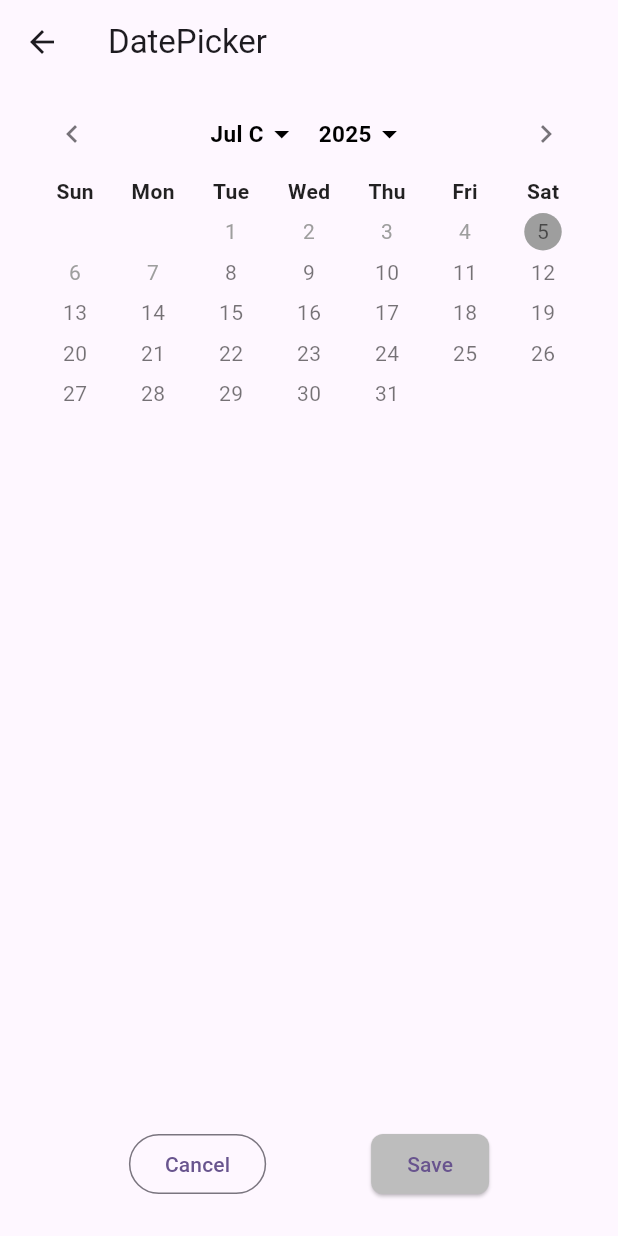
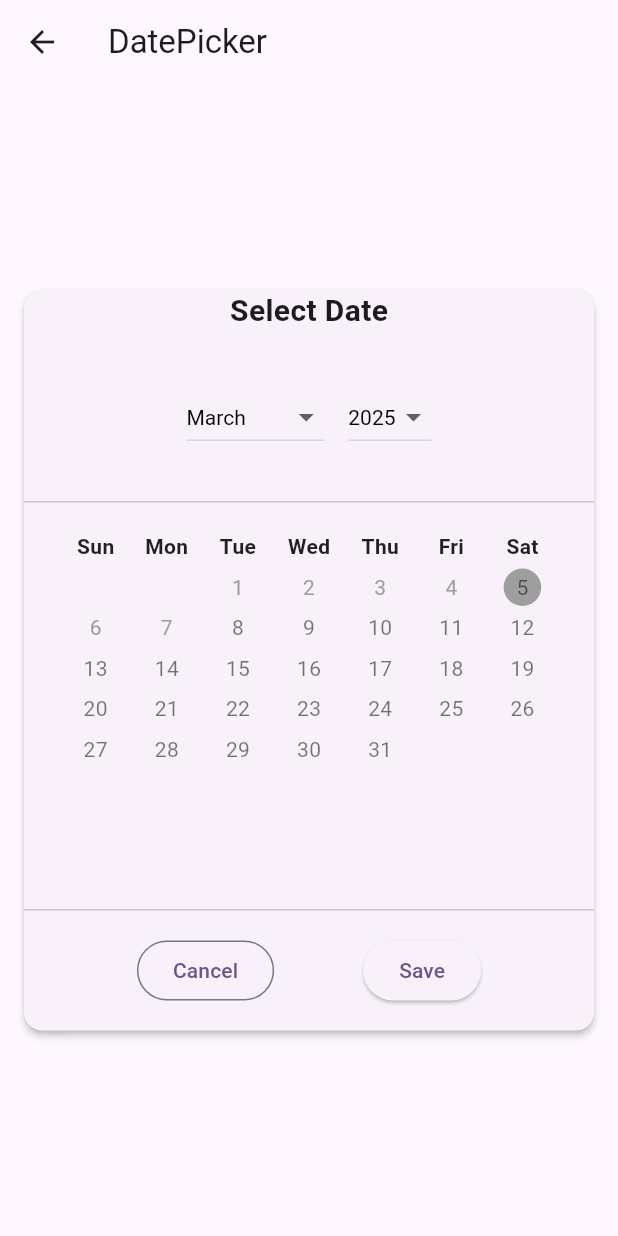
Before and after one commit to xymbia/flutter_realm, a Flutter app: the screen it shows after launch, after a tap on "Date Picker", on a phone screen of 412 x 824 dp. Run offline on Flutter 3.47's test engine with Material 3 defaults, Android fonts, the phone set to English and light mode, and no system bars; our stand-ins replace dotted_border, dropdown_button2, flutter_screenutil, logger.

Commit message:
- Updated Widget design

```diff
--- a/lib/screens/date_picker_example.dart
+++ b/lib/screens/date_picker_example.dart
@@ -18,62 +18,11 @@ class DatePickerPage extends StatefulWidget {
 class _SwitchTilePageState extends State<DatePickerPage> {
   bool switchValue = true;
 
-  @override
-  Widget build(BuildContext context) {
-    DateTime? selectedDate;
-    App.init(context);
-    ScreenUtil.init(context, designSize: const Size(390, 848));
-
-    return Scaffold(
-        appBar: AppBar(
-          title: const Text('DatePicker'),
-        ),
-        body: Padding(
-          padding: const EdgeInsets.symmetric(horizontal: 16.0, vertical: 8),
-          child: Column(
-            children: [
-              _buildSingleDatePickerWithValue(),
-              Spacer(),
-              Row(
-                mainAxisAlignment: MainAxisAlignment.spaceEvenly,
-                children: [
-                  OutlinedButton(
-                    onPressed: () {
-                      Navigator.pop(context);
-                    },
-                    child: Text('Cancel'),
-                  ),
-                  ElevatedButton(
-                    onPressed: () {
-                      // Save action
-                      if (selectedDate != null) {
-                        ScaffoldMessenger.of(context).showSnackBar(
-                          SnackBar(content: Text('Saved: $selectedDate')),
-                        );
-                      }
-                    },
-                    style: ElevatedButton.styleFrom(
-                      backgroundColor: selectedDate != null ? Colors.grey[800] : Colors.grey[400],
-                      shape: RoundedRectangleBorder(
-                        borderRadius: BorderRadius.circular(8),
-                      ),
-                    ),
-                    child: Text('Save'),
-                  ),
-                ],
-              ),
-              SizedBox(height: 16),
-            ],
-          ),
-        ));
-  }
-
-  List<DateTime?> _singleDatePickerValueWithDefaultValue = [
-    DateTime.now().add(const Duration(days: 1)),
-  ];
-
-  Widget _buildSingleDatePickerWithValue() {
   final config = DatePickerWidgetConfig(
+    calendarViewMode: DatePickerWidgetMode.day,
+    hideMonthPickerDividers: true,
+    hideScrollViewMonthWeekHeader: true,
+    hideScrollViewTopHeader: true,
     selectedDayHighlightColor: Colors.grey,
     selectedDayTextStyle: const TextStyle(
       color: Colors.black54,
@@ -100,7 +49,7 @@ class _SwitchTilePageState extends State<DatePickerPage> {
     disabledDayTextStyle: const TextStyle(
       color: Colors.grey,
     ),
-      centerAlignModePicker: true,
+    centerAlignModePicker: false,
     useAbbrLabelForMonthModePicker: true,
     modePickersGap: 0,
     modePickerTextHandler: ({required monthDate, isMonthPicker}) {
@@ -121,13 +70,155 @@ class _SwitchTilePageState extends State<DatePickerPage> {
             .isNegative &&
         day.isBefore(DateTime.now().add(const Duration(days: 30))),
   );
-    return SizedBox(
+
+  String selectedMonth = "March";
+  int selectedYear = 2025;
+
+  // List of months
+  final List<String> months = [
+    "January",
+    "February",
+    "March",
+    "April",
+    "May",
+    "June",
+    "July",
+    "August",
+    "September",
+    "October",
+    "November",
+    "December"
+  ];
+
+  // List of years (can be customized)
+  final List<int> years = List.generate(10, (index) => 2025 - index);
+
+  @override
+  Widget build(BuildContext context) {
+    DateTime? selectedDate;
+    App.init(context);
+    ScreenUtil.init(context, designSize: const Size(390, 848));
+
+    return Scaffold(
+        appBar: AppBar(
+          title: const Text('DatePicker'),
+        ),
+        body: Center(
+          child: SingleChildScrollView(
+            child: _buildSingleDatePickerWithValue(),
+          ),
+        ));
+  }
+
+  List<DateTime?> _singleDatePickerValueWithDefaultValue = [
+    DateTime.now().add(const Duration(days: 1)),
+  ];
+
+  Widget _buildSingleDatePickerWithValue() {
+    return Card(
+      elevation: 2,
+      margin: const EdgeInsets.symmetric(horizontal: 16, vertical: 8),
+      shape: RoundedRectangleBorder(
+        borderRadius: BorderRadius.circular(12),
+      ),
+      child: Column(
+        children: [
+          // Header section
+          const Text("Select Date",
+              style: TextStyle(
+                fontSize: 20,
+                fontWeight: FontWeight.w600,
+              )),
+          Padding(
+            padding: const EdgeInsets.all(16.0),
+            child: Padding(
+              padding: const EdgeInsets.all(16.0),
+              child: Row(
+                mainAxisAlignment: MainAxisAlignment.center,
+                children: [
+                  // Month Dropdown
+                  DropdownButton<String>(
+                    value: selectedMonth,
+                    onChanged: (String? newValue) {
+                      setState(() {
+                        selectedMonth = newValue!;
+                      });
+                    },
+                    items: months.map<DropdownMenuItem<String>>((String value) {
+                      return DropdownMenuItem<String>(
+                        value: value,
+                        child: Text(value),
+                      );
+                    }).toList(),
+                    icon: const Icon(Icons.arrow_drop_down),
+                    style: const TextStyle(color: Colors.black),
+                    underline: Container(
+                      height: 1,
+                      color: Colors.black12,
+                    ),
+                  ),
+                  const SizedBox(width: 16),
+
+                  // Year Dropdown
+                  DropdownButton<int>(
+                    value: selectedYear,
+                    onChanged: (int? newValue) {
+                      setState(() {
+                        selectedYear = newValue!;
+                      });
+                    },
+                    items: years.map<DropdownMenuItem<int>>((int value) {
+                      return DropdownMenuItem<int>(
+                        value: value,
+                        child: Text(value.toString()),
+                      );
+                    }).toList(),
+                    icon: Icon(Icons.arrow_drop_down),
+                    style: TextStyle(color: Colors.black),
+                    underline: Container(
+                      height: 1,
+                      color: Colors.black12,
+                    ),
+                  ),
+                ],
+              ),
+            ),
+          ),
+          const Divider(height: 1),
+
+          // Body section
+          Padding(
+            padding: const EdgeInsets.all(16.0),
             child: DatePickerWidget(
               displayedMonthDate: _singleDatePickerValueWithDefaultValue.first,
               config: config,
               value: _singleDatePickerValueWithDefaultValue,
-        onValueChanged: (dates) =>
-            setState(() => _singleDatePickerValueWithDefaultValue = dates),
+              onValueChanged: (dates) => setState(
+                  () => _singleDatePickerValueWithDefaultValue = dates),
+            ),
+          ),
+          Divider(height: 1),
+
+          // Footer section
+          Padding(
+            padding: const EdgeInsets.all(16.0),
+            child: Row(
+              mainAxisAlignment: MainAxisAlignment.spaceEvenly,
+              children: [
+                OutlinedButton(
+                  onPressed: () {
+                    Navigator.pop(context);
+                  },
+                  child: Text('Cancel'),
+                ),
+                ElevatedButton(
+                  onPressed: () {},
+                  child: Text('Save'),
+                ),
+              ],
+            ),
+          ),
+        ],
       ),
     );
   }
--- a/lib/widgets/_impl/_calendar_view.dart
+++ b/lib/widgets/_impl/_calendar_view.dart
@@ -323,51 +323,51 @@ class _CalendarViewState extends State<_CalendarView> {
     return Semantics(
       child: Column(
         children: <Widget>[
-          Container(
-            padding: widget.config.centerAlignModePicker != true
-                ? const EdgeInsetsDirectional.only(start: 16, end: 4)
-                : const EdgeInsetsDirectional.only(start: 8, end: 8),
-            height: (widget.config.controlsHeight ?? _subHeaderHeight),
-            child: Row(
-              children: <Widget>[
-                if (widget.config.centerAlignModePicker != true) const Spacer(),
-                if (widget.config.hideLastMonthIcon != true)
-                  IconButton(
-                    splashRadius: widget.config.dayMaxWidth != null
-                        ? widget.config.dayMaxWidth! * 2 / 3
-                        : null,
-                    icon: widget.config.lastMonthIcon ??
-                        Icon(widget.config.dayModeScrollDirection ==
-                                Axis.vertical
-                            ? Icons.keyboard_arrow_up
-                            : Icons.chevron_left),
-                    color: controlColor,
-                    tooltip: _isDisplayingFirstMonth
-                        ? null
-                        : _localizations.previousMonthTooltip,
-                    onPressed:
-                        _isDisplayingFirstMonth ? null : _handlePreviousMonth,
-                  ),
-                if (widget.config.centerAlignModePicker == true) const Spacer(),
-                if (widget.config.hideNextMonthIcon != true)
-                  IconButton(
-                    splashRadius: widget.config.dayMaxWidth != null
-                        ? widget.config.dayMaxWidth! * 2 / 3
-                        : null,
-                    icon: widget.config.nextMonthIcon ??
-                        Icon(widget.config.dayModeScrollDirection ==
-                                Axis.vertical
-                            ? Icons.keyboard_arrow_down
-                            : Icons.chevron_right),
-                    color: controlColor,
-                    tooltip: _isDisplayingLastMonth
-                        ? null
-                        : _localizations.nextMonthTooltip,
-                    onPressed: _isDisplayingLastMonth ? null : _handleNextMonth,
-                  ),
-              ],
-            ),
-          ),
+          // Container(
+          //   padding: widget.config.centerAlignModePicker != true
+          //       ? const EdgeInsetsDirectional.only(start: 16, end: 4)
+          //       : const EdgeInsetsDirectional.only(start: 8, end: 8),
+          //   height: (widget.config.controlsHeight ?? _subHeaderHeight),
+          //   child: Row(
+          //     children: <Widget>[
+          //       //if (widget.config.centerAlignModePicker != true) const Spacer(),
+          //       // if (widget.config.hideLastMonthIcon != true)
+          //       //   IconButton(
+          //       //     splashRadius: widget.config.dayMaxWidth != null
+          //       //         ? widget.config.dayMaxWidth! * 2 / 3
+          //       //         : null,
+          //       //     icon: widget.config.lastMonthIcon ??
+          //       //         Icon(widget.config.dayModeScrollDirection ==
+          //       //                 Axis.vertical
+          //       //             ? Icons.keyboard_arrow_up
+          //       //             : Icons.chevron_left),
+          //       //     color: controlColor,
+          //       //     tooltip: _isDisplayingFirstMonth
+          //       //         ? null
+          //       //         : _localizations.previousMonthTooltip,
+          //       //     onPressed:
+          //       //         _isDisplayingFirstMonth ? null : _handlePreviousMonth,
+          //       //   ),
+          //       //if (widget.config.centerAlignModePicker == true) const Spacer(),
+          //       // if (widget.config.hideNextMonthIcon != true)
+          //       //   IconButton(
+          //       //     splashRadius: widget.config.dayMaxWidth != null
+          //       //         ? widget.config.dayMaxWidth! * 2 / 3
+          //       //         : null,
+          //       //     icon: widget.config.nextMonthIcon ??
+          //       //         Icon(widget.config.dayModeScrollDirection ==
+          //       //                 Axis.vertical
+          //       //             ? Icons.keyboard_arrow_down
+          //       //             : Icons.chevron_right),
+          //       //     color: controlColor,
+          //       //     tooltip: _isDisplayingLastMonth
+          //       //         ? null
+          //       //         : _localizations.nextMonthTooltip,
+          //       //     onPressed: _isDisplayingLastMonth ? null : _handleNextMonth,
+          //       //   ),
+          //     ],
+          //   ),
+          // ),
           Expanded(
             child: FocusableActionDetector(
               shortcuts: _shortcutMap,
--- a/lib/widgets/_impl/_date_picker_mode_toggle_button.dart
+++ b/lib/widgets/_impl/_date_picker_mode_toggle_button.dart
@@ -111,14 +111,14 @@ class _DatePickerModeToggleButtonState
       height: (widget.config.controlsHeight ?? _subHeaderHeight),
       child: Row(
         children: <Widget>[
-          if (widget.mode == DatePickerWidgetMode.day &&
-              widget.config.centerAlignModePicker == true)
-            // Give space for the prev/next month buttons that are underneath this row
-            SizedBox(width: datePickerOffsetPadding),
-          ..._buildModePickerButtons(),
-          if (widget.mode == DatePickerWidgetMode.day)
-            // Give space for the prev/next month buttons that are underneath this row
-            SizedBox(width: datePickerOffsetPadding),
+          // if (widget.mode == DatePickerWidgetMode.day &&
+          //     widget.config.centerAlignModePicker == true)
+          //   // Give space for the prev/next month buttons that are underneath this row
+          //   SizedBox(width: datePickerOffsetPadding),
+          // ..._buildModePickerButtons(),
+          // if (widget.mode == DatePickerWidgetMode.day)
+          //   // Give space for the prev/next month buttons that are underneath this row
+          //   SizedBox(width: datePickerOffsetPadding),
         ],
       ),
     );
```
Lines whose indentation alone changed are shown as unchanged.
